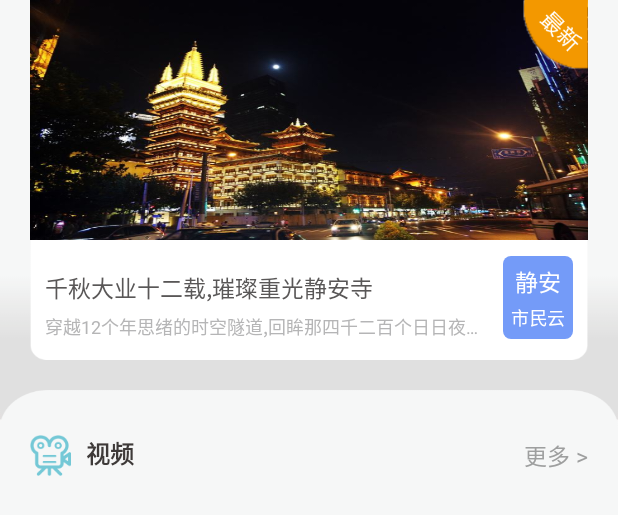
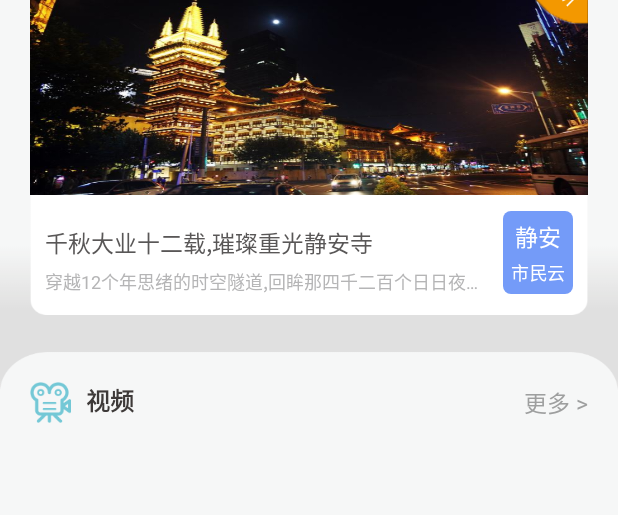
Before and after one commit to baipenggithub/CityTourApp, an Android app: the layout home_activity_tab_layout.xml on its own in the app's theme, with its tools: preview values and no code run, on a phone screen of 412 x 824 dp. Shown: the top 515 px of the screen. Run offline under Robolectric (Android 15) with nearby library versions, the phone set to English and light mode, and no system bars.

Commit message:
首页阴影 ‘

```diff
--- a/app/src/main/res/layout/home_activity_tab_layout.xml
+++ b/app/src/main/res/layout/home_activity_tab_layout.xml
@@ -4,12 +4,17 @@
 
     <LinearLayout
         style="@style/MatchMatch.Vertical"
-        android:layout_marginTop="-70dp"
-        android:background="#22E0E0E0">
+        android:layout_marginTop="-100dp">
+
+        <View
+            android:layout_width="match_parent"
+            android:layout_height="@dimen/tab_dimens_50"
+            android:background="@mipmap/home_bg_ac_01" />
 
         <LinearLayout
             style="@style/MatchMatch.Vertical"
             android:layout_height="@dimen/tab_dimens_350"
+            android:layout_marginTop="-40dp"
             android:background="@mipmap/home_bg_model_pic">
 
             <include
@@ -21,7 +26,7 @@
 
         <LinearLayout
             style="@style/MatchWrap.Vertical"
-            android:layout_marginTop="-20dp"
+            android:layout_marginTop="-25dp"
             android:background="@mipmap/tour_home_01_01">
 
             <include
--- a/app/src/main/res/layout/home_bottom_tab_layout.xml
+++ b/app/src/main/res/layout/home_bottom_tab_layout.xml
@@ -4,10 +4,7 @@
 
     <androidx.constraintlayout.widget.ConstraintLayout
         android:layout_width="match_parent"
-        android:layout_height="wrap_content"
-        android:layout_marginStart="@dimen/tab_dimens_10"
-        android:layout_marginEnd="@dimen/tab_dimens_10"
-        android:layout_marginBottom="@dimen/tab_dimens_10">
+        android:layout_height="wrap_content">
 
         <ImageView
             android:id="@+id/ivAssistant"
--- a/app/src/main/res/layout/sub_activity_layout.xml
+++ b/app/src/main/res/layout/sub_activity_layout.xml
@@ -10,12 +10,12 @@
 
     <LinearLayout
         style="@style/MatchWrap.Vertical"
-        android:layout_height="@dimen/tab_dimens_310">
+        android:layout_height="@dimen/tab_dimens_300">
 
         <RelativeLayout
             style="@style/MatchWrap.Horizontal"
             android:layout_marginStart="@dimen/tab_dimens_20"
-            android:layout_marginTop="@dimen/tab_dimens_30"
+            android:layout_marginTop="@dimen/tab_dimens_20"
             android:layout_marginEnd="@dimen/tab_dimens_20"
             android:layout_marginBottom="@dimen/tab_dimens_10">
 
@@ -23,14 +23,14 @@
                 android:layout_width="@dimen/tab_dimens_20"
                 android:layout_height="@dimen/tab_dimens_20"
                 android:layout_centerVertical="true"
-                android:src="@mipmap/city_tour_home_ic_activity"/>
+                android:src="@mipmap/city_tour_home_ic_activity" />
 
             <TextView
                 android:id="@+id/tv_home_activity_title"
                 style="@style/WrapWrap"
                 android:layout_centerVertical="true"
+                android:layout_marginLeft="@dimen/tab_dimens_35"
                 android:text="活动"
-                android:layout_marginLeft="@dimen/tab_dimens_35"
                 android:textColor="@color/home_color_05"
                 android:textSize="@dimen/tv_size_20"
                 android:textStyle="bold" />
@@ -39,9 +39,9 @@
                 android:id="@+id/tv_home_activity_sum"
                 style="@style/WrapWrap"
                 android:layout_centerVertical="true"
+                android:layout_marginLeft="@dimen/tab_dimens_06"
                 android:layout_toEndOf="@+id/tv_home_activity_title"
                 android:text="(10)"
-                android:layout_marginLeft="@dimen/tab_dimens_06"
                 android:textColor="@color/home_color_05"
                 android:textSize="@dimen/tv_size_15" />
 
@@ -61,10 +61,10 @@
             android:layout_marginStart="@dimen/tab_dimens_20"
             android:layout_marginEnd="@dimen/tab_dimens_20"
             android:background="@mipmap/home_activity_small_tab">
+
             <RelativeLayout
                 android:layout_width="match_parent"
                 android:layout_height="wrap_content">
-
 
                 <ImageView
                     android:id="@+id/iv_home_activity_cover"
@@ -77,7 +77,7 @@
                     android:layout_width="wrap_content"
                     android:layout_height="wrap_content"
                     android:layout_alignParentRight="true"
-                    android:src="@mipmap/city_tour_home_ic_new"/>
+                    android:src="@mipmap/city_tour_home_ic_new" />
 
             </RelativeLayout>
 
--- a/app/src/main/res/layout/sub_video_layout.xml
+++ b/app/src/main/res/layout/sub_video_layout.xml
@@ -14,7 +14,7 @@
         <RelativeLayout
             style="@style/MatchWrap.Horizontal"
             android:layout_marginStart="@dimen/tab_dimens_20"
-            android:layout_marginTop="@dimen/tab_dimens_30"
+            android:layout_marginTop="@dimen/tab_dimens_20"
             android:layout_marginEnd="@dimen/tab_dimens_20"
             android:layout_marginBottom="@dimen/tab_dimens_10">
 
```
Also changed, not shown: app/src/main/res/mipmap-xhdpi/home_bg_ac_01.png (added). Lines whose indentation alone changed are shown as unchanged.
